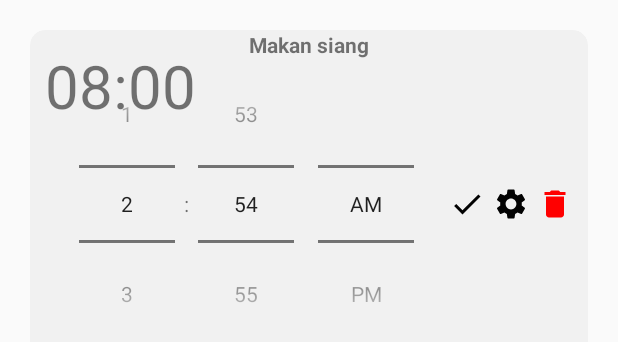
After one commit to TheoGalang/BahasaMata, an Android app: the layout viewlistalarm.xml on its own in the app's theme, with its tools: preview values and no code run, on a phone screen of 412 x 824 dp. The commit adds this screen. Shown: the top 342 px of the screen. Run offline under Robolectric (Android 15) with nearby library versions, the phone set to English and light mode, and no system bars.

Commit message:
alarm done

```diff
--- a/app/src/main/java/com/example/bahasamata/MainActivity.java
+++ b/app/src/main/java/com/example/bahasamata/MainActivity.java
@@ -127,7 +127,7 @@ public class MainActivity extends AppCompatActivity {
         daftar.setOnClickListener(new View.OnClickListener() {
             @Override
             public void onClick(View v) {
-                startActivity(new Intent(MainActivity.this, Daftar.class));
+                startActivity(new Intent(MainActivity.this, PasienlistActivity.class));
             }
         });
 
--- /dev/null
+++ b/app/src/main/res/drawable/ic_baseline_alarm_24.xml
@@ -0,0 +1,5 @@
+<vector android:height="24dp" android:tint="#0C0C0C"
+    android:viewportHeight="24" android:viewportWidth="24"
+    android:width="24dp" xmlns:android="http://schemas.android.com/apk/res/android">
+    <path android:fillColor="@android:color/white" android:pathData="M22,5.72l-4.6,-3.86 -1.29,1.53 4.6,3.86L22,5.72zM7.88,3.39L6.6,1.86 2,5.71l1.29,1.53 4.59,-3.85zM12.5,8L11,8v6l4.75,2.85 0.75,-1.23 -4,-2.37L12.5,8zM12,4c-4.97,0 -9,4.03 -9,9s4.02,9 9,9c4.97,0 9,-4.03 9,-9s-4.03,-9 -9,-9zM12,20c-3.87,0 -7,-3.13 -7,-7s3.13,-7 7,-7 7,3.13 7,7 -3.13,7 -7,7z"/>
+</vector>
--- /dev/null
+++ b/app/src/main/res/drawable/ic_baseline_alarm_off_24.xml
@@ -0,0 +1,5 @@
+<vector android:height="24dp" android:tint="#FF0E0E"
+    android:viewportHeight="24" android:viewportWidth="24"
+    android:width="24dp" xmlns:android="http://schemas.android.com/apk/res/android">
+    <path android:fillColor="@android:color/white" android:pathData="M12,6c3.87,0 7,3.13 7,7 0,0.84 -0.16,1.65 -0.43,2.4l1.52,1.52c0.58,-1.19 0.91,-2.51 0.91,-3.92 0,-4.97 -4.03,-9 -9,-9 -1.41,0 -2.73,0.33 -3.92,0.91L9.6,6.43C10.35,6.16 11.16,6 12,6zM22,5.72l-4.6,-3.86 -1.29,1.53 4.6,3.86L22,5.72zM2.92,2.29L1.65,3.57 2.98,4.9l-1.11,0.93 1.42,1.42 1.11,-0.94 0.8,0.8C3.83,8.69 3,10.75 3,13c0,4.97 4.02,9 9,9 2.25,0 4.31,-0.83 5.89,-2.2l2.2,2.2 1.27,-1.27L3.89,3.27l-0.97,-0.98zM16.47,18.39C15.26,19.39 13.7,20 12,20c-3.87,0 -7,-3.13 -7,-7 0,-1.7 0.61,-3.26 1.61,-4.47l9.86,9.86zM8.02,3.28L6.6,1.86l-0.86,0.71 1.42,1.42 0.86,-0.71z"/>
+</vector>
--- /dev/null
+++ b/app/src/main/res/drawable/ic_baseline_check_24.xml
@@ -0,0 +1,5 @@
+<vector android:height="24dp" android:tint="#020202"
+    android:viewportHeight="24" android:viewportWidth="24"
+    android:width="24dp" xmlns:android="http://schemas.android.com/apk/res/android">
+    <path android:fillColor="@android:color/white" android:pathData="M9,16.17L4.83,12l-1.42,1.41L9,19 21,7l-1.41,-1.41z"/>
+</vector>
--- /dev/null
+++ b/app/src/main/res/layout/viewlistalarm.xml
@@ -0,0 +1,104 @@
+<?xml version="1.0" encoding="utf-8"?>
+<LinearLayout xmlns:android="http://schemas.android.com/apk/res/android"
+    android:layout_width="match_parent"
+    android:layout_height="wrap_content"
+    android:orientation="vertical"
+    android:id="@+id/LL_viewlistpasien"
+    xmlns:app="http://schemas.android.com/apk/res-auto">
+
+
+    <androidx.cardview.widget.CardView
+        android:id="@+id/cv_listalarm"
+        android:layout_width="match_parent"
+        android:layout_height="wrap_content"
+        xmlns:app="http://schemas.android.com/apk/res-auto"
+        app:cardBackgroundColor="#F1F1F1"
+        android:layout_margin="20dp"
+        android:clickable="true"
+        app:cardCornerRadius="10dp">
+
+
+        <RelativeLayout
+            android:layout_width="match_parent"
+            android:layout_height="match_parent"
+            android:gravity="center_vertical">
+
+
+        <TextView
+            android:id="@+id/tv_ket_alarm"
+            android:layout_width="wrap_content"
+            android:layout_height="wrap_content"
+            android:text="Makan siang"
+            android:layout_marginBottom="10dp"
+            android:textStyle="bold"
+            android:layout_centerHorizontal="true"
+            android:layout_gravity="center">
+        </TextView>
+
+            <LinearLayout
+                android:id="@+id/LL_listalarm"
+                android:layout_width="match_parent"
+                android:layout_height="wrap_content"
+                android:orientation="horizontal"
+                android:padding="10dp">
+
+                <FrameLayout
+                    android:layout_width="wrap_content"
+                    android:layout_height="wrap_content"
+                    android:layout_weight="1">
+
+                <TextView
+                    android:layout_width="wrap_content"
+                    android:layout_height="wrap_content"
+                    android:id="@+id/tv_waktu_alarm"
+                    android:text="08:00"
+                    android:textSize="40sp">
+
+                </TextView>
+                    <TimePicker
+                        android:id="@+id/tp_setAlarm"
+                        android:layout_width="wrap_content"
+                        android:layout_weight="1"
+                        android:layout_height="wrap_content"
+                        android:layout_gravity="center_horizontal"
+                        android:timePickerMode="spinner">
+
+                    </TimePicker>
+
+                </FrameLayout>
+
+
+
+                <ImageButton
+                    android:id="@+id/btn_set_alarm"
+                    android:layout_width="wrap_content"
+                    android:layout_height="match_parent"
+                    android:layout_gravity="end"
+                    android:layout_marginRight="5dp"
+                    android:background="@null"
+                    android:src="@drawable/ic_baseline_check_24"></ImageButton>
+
+                <ImageButton
+                    android:id="@+id/btn_settings_alarm"
+                    android:layout_width="wrap_content"
+                    android:layout_height="match_parent"
+                    android:layout_gravity="end"
+                    android:layout_marginRight="5dp"
+                    android:background="@null"
+                    android:src="@drawable/ic_baseline_settings_24"></ImageButton>
+
+                <ImageButton
+                    android:id="@+id/btn_deletealarm"
+                    android:layout_width="wrap_content"
+                    android:layout_height="match_parent"
+                    android:layout_gravity="end"
+                    android:background="@null"
+                    android:src="@drawable/ic_baseline_delete_24">
+
+                </ImageButton>
+
+            </LinearLayout>
+        </RelativeLayout>
+
+    </androidx.cardview.widget.CardView>
+</LinearLayout>
```
Also changed, not shown: app/src/main/AndroidManifest.xml (+17 -9 lines), app/src/main/java/com/example/bahasamata/AlarmAdapter.java (added, +159 -0 lines), app/src/main/java/com/example/bahasamata/AlarmListActivity.java (added, +54 -0 lines), app/src/main/java/com/example/bahasamata/AlarmOff.java (added, +32 -0 lines), app/src/main/java/com/example/bahasamata/Alarmlist.java (added, +13 -0 lines), app/src/main/java/com/example/bahasamata/MyBroadcastReceiver.java (added, +54 -0 lines), app/src/main/java/com/example/bahasamata/PasienAdapter.java (+9 -10 lines), app/src/main/res/layout/listalarm.xml (added, +27 -0 lines).
